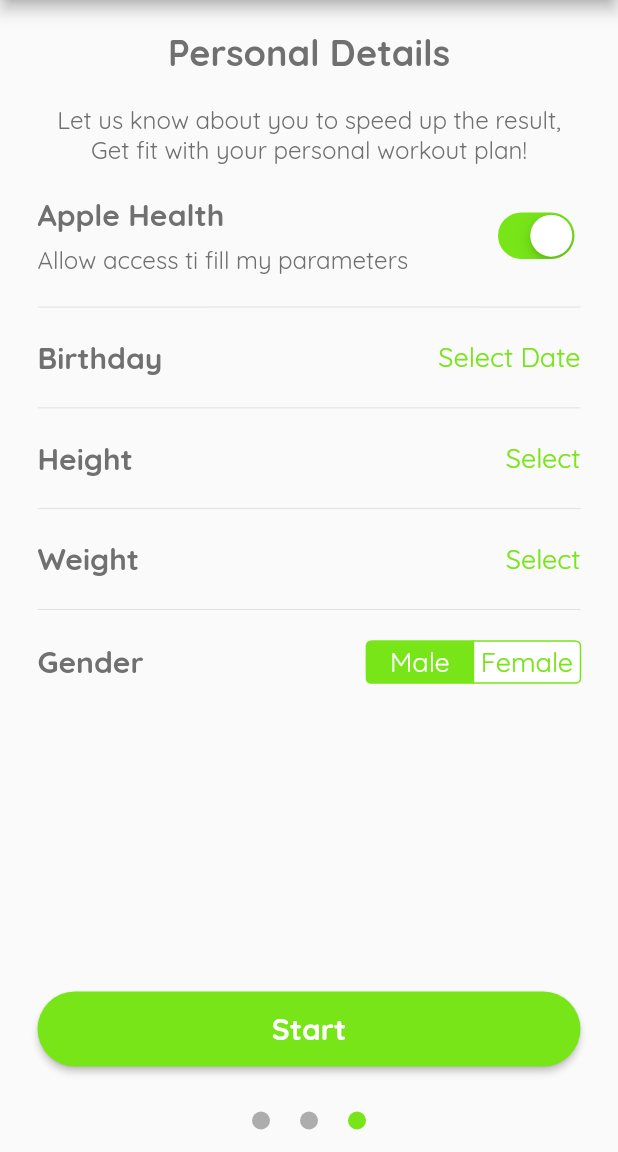
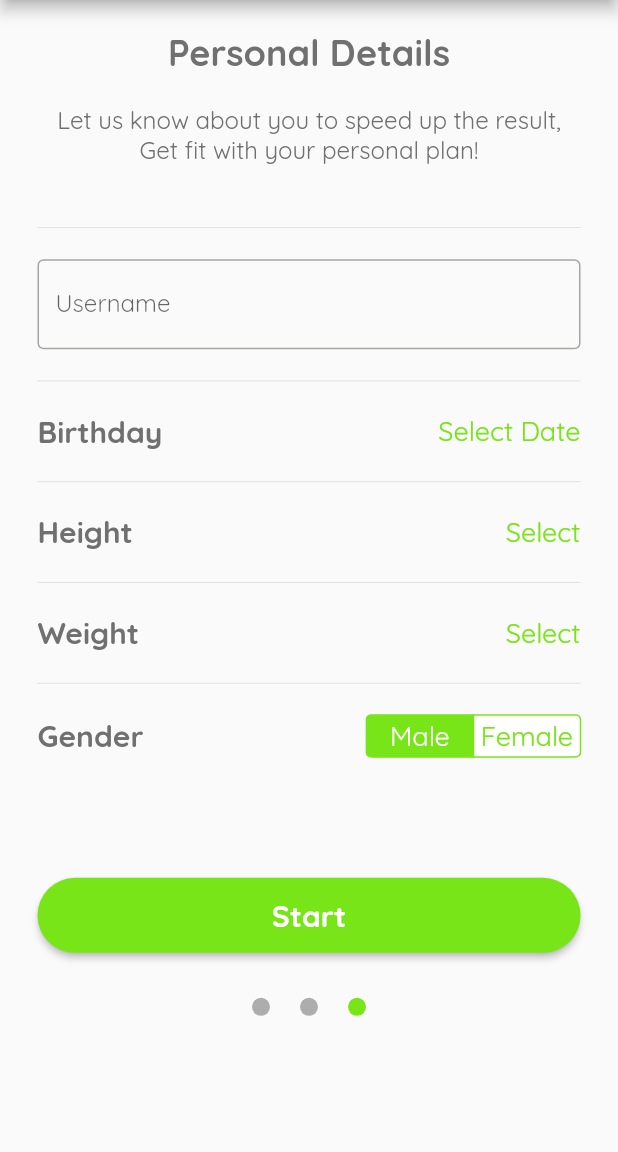
Before and after one commit to Human-Machine-Interaction/HMI-Frontend, a Flutter app: the Step2View screen opened directly, after a tap on "Next", on a phone screen of 412 x 824 dp, the part 84-1236 px from its top. Run offline on Flutter 3.47's test engine with Material 3 defaults, Android fonts, the phone set to English and light mode, and no system bars; our stand-ins replace carousel_slider, flutter_calendar_carousel, flutter_rating_bar, simple_circular_progress_bar.

Commit message:
done login

```diff
--- a/fitness/lib/main.dart
+++ b/fitness/lib/main.dart
@@ -1,4 +1,5 @@
 import 'package:flutter/material.dart';
+import 'package:workout_fitness/view/login/on_boarding_view.dart';
 // import 'package:workout_fitness/view/login/on_boarding_view.dart';
 import 'package:workout_fitness/view/menu/menu_view.dart';
 
@@ -23,7 +24,7 @@ class MyApp extends StatelessWidget {
         colorScheme: ColorScheme.fromSeed(seedColor: TColor.primary),
         useMaterial3: false,
       ),
-      home: const MenuView(),
+      home: const OnBoardingView(),
     );
   }
 }
--- a/fitness/lib/view/login/on_boarding_view.dart
+++ b/fitness/lib/view/login/on_boarding_view.dart
@@ -17,24 +17,25 @@ class _OnBoardingViewState extends State<OnBoardingView> {
 
   List pageArr = [
     {
-      "title": "Have a good health",
+      "title": "Recover Your Health",
       "subtitle":
-          "Being healthy is all, no health is nothing.\nSo why do not we",
+      "Health is invaluable.\nLet's move forward through recovery together.",
       "image": "assets/img/on_board_1.png",
     },
     {
-      "title": "Be stronger",
+      "title": "Build Your Strength",
       "subtitle":
-          "Take 30 minutes of bodybuilding every day\nto get physically fit and healthy.",
+      "Engage in gentle exercises daily to improve strength and endurance.",
       "image": "assets/img/on_board_2.png",
     },
     {
-      "title": "Have nice body",
+      "title": "Regain Confidence",
       "subtitle":
-          "Bad body shape, poor sleep, lack of strength,\nweight gain, weak bones, easily traumatized\n body, depressed, stressed, poor metabolism,\n poor resistance",
+      "A healthy body, restful sleep, improved resilience, and a positive mindset.",
       "image": "assets/img/on_board_3.png",
     }
   ];
+
 
   @override
   void initState() {
--- a/fitness/lib/view/login/step1_view.dart
+++ b/fitness/lib/view/login/step1_view.dart
@@ -46,7 +46,7 @@ class _Step1ViewState extends State<Step1View> {
           Padding(
             padding: const EdgeInsets.symmetric(vertical: 30),
             child: Text(
-              "Welcome to\nCapi Fitness Application",
+              "Welcome to\nFun Healing",
               textAlign:  TextAlign.center,
               style: TextStyle(
                   color: TColor.secondaryText,
@@ -56,7 +56,7 @@ class _Step1ViewState extends State<Step1View> {
           ),
 
            Text(
-            "Personalized workouts will help you\ngain strength, get in better shape and\nembrace a healthy lifestyle",
+            "Personalized recovery exercises will help you\nregain strength, improve mobility, and\nreturn to a healthy, active lifestyle.",
             textAlign: TextAlign.center,
             style: TextStyle(
                 color: TColor.secondaryText,
--- a/fitness/lib/view/login/step2_view.dart
+++ b/fitness/lib/view/login/step2_view.dart
@@ -45,7 +45,7 @@ class _Step2ViewState extends State<Step2View> {
               Padding(
                 padding: const EdgeInsets.symmetric(vertical: 20),
                 child: Text(
-                  "Select your fitness level",
+                  "Select Your Recovery Level",
                   textAlign: TextAlign.center,
                   style: TextStyle(
                       color: TColor.secondaryText,
@@ -54,8 +54,8 @@ class _Step2ViewState extends State<Step2View> {
                 ),
               ),
               FitnessLevelSelector(
-                title: "Beginer",
-                subtitle: "You are new to fitness training",
+                title: "Early Stage",
+                subtitle: "Starting with gentle movements for healing",
                 isSelect: selectIndex == 0,
                 onPressed: () {
                   setState(() {
@@ -64,8 +64,8 @@ class _Step2ViewState extends State<Step2View> {
                 },
               ),
               FitnessLevelSelector(
-                title: "Intermediate",
-                subtitle: "You have been training regularly",
+                title: "Progressing",
+                subtitle: "Increasing strength and mobility gradually",
                 isSelect: selectIndex == 1,
                 onPressed: () {
                   setState(() {
@@ -73,10 +73,9 @@ class _Step2ViewState extends State<Step2View> {
                   });
                 },
               ),
-
               FitnessLevelSelector(
-                title: "Advanced",
-                subtitle: "You're fit and ready for an intensive workout plan",
+                title: "Advanced Recovery",
+                subtitle: "Ready for more active rehabilitation exercises",
                 isSelect: selectIndex == 2,
                 onPressed: () {
                   setState(() {
@@ -84,8 +83,6 @@ class _Step2ViewState extends State<Step2View> {
                   });
                 },
               ),
-
-
               const Spacer(),
               Padding(
                 padding:
@@ -93,7 +90,10 @@ class _Step2ViewState extends State<Step2View> {
                 child: RoundButton(
                   title: "Next",
                   onPressed: () {
-                    Navigator.push(context, MaterialPageRoute(builder: (context) => const Step3View() ));
+                    Navigator.push(
+                        context,
+                        MaterialPageRoute(
+                            builder: (context) => const Step3View()));
                   },
                 ),
               ),
--- a/fitness/lib/view/login/step3_view.dart
+++ b/fitness/lib/view/login/step3_view.dart
@@ -19,6 +19,7 @@ class _Step3ViewState extends State<Step3View> {
   DateTime? selectDate;
   String? selectHeight;
   String? selectWeight;
+  String? userName;
   bool isMale = true;
 
   @override
@@ -36,16 +37,16 @@ class _Step3ViewState extends State<Step3View> {
             "assets/img/back.png",
             width: 25,
             height: 25,
-              )),
+          ),
+        ),
         title: Text(
           "Step 3 of 3",
           style: TextStyle(
-                color: TColor.primary,
-                fontSize: 20,
-                fontWeight: FontWeight.w700),
+              color: TColor.primary, fontSize: 20, fontWeight: FontWeight.w700),
         ),
       ),
       body: SafeArea(
+        child: SingleChildScrollView(
           child: Column(
             children: [
               Padding(
@@ -62,7 +63,7 @@ class _Step3ViewState extends State<Step3View> {
               Padding(
                 padding: const EdgeInsets.symmetric(horizontal: 25),
                 child: Text(
-                  "Let us know about you to speed up the result, Get fit with your personal workout plan!",
+                  "Let us know about you to speed up the result, Get fit with your personal plan!",
                   textAlign: TextAlign.center,
                   style: TextStyle(color: TColor.secondaryText, fontSize: 16),
                 ),
@@ -74,41 +75,27 @@ class _Step3ViewState extends State<Step3View> {
                 padding: const EdgeInsets.symmetric(horizontal: 25),
                 child: Column(
                   children: [
-                    Row(
-                      children: [
-                        Expanded(
-                          child: Column(
-                            crossAxisAlignment: CrossAxisAlignment.start,
-                            children: [
-                              Text(
-                                "Apple Health",
-                                style: TextStyle(
-                                    color: TColor.secondaryText,
-                                    fontSize: 20,
-                                    fontWeight: FontWeight.w700),
-                              ),
-                              const SizedBox(
-                                height: 8,
-                              ),
-                              Text(
-                                "Allow access ti fill my parameters",
-                                style: TextStyle(
-                                    color: TColor.secondaryText, fontSize: 16),
-                              ),
-                            ],
+                    SizedBox(height: media.width * 0.05),
+                    Divider(color: TColor.divider, height: 1),
+                    // Username input
+                    Padding(
+                      padding:
+                      EdgeInsets.symmetric(vertical: media.width * 0.05),
+                      child: TextField(
+                        decoration: InputDecoration(
+                          labelText: "Username",
+                          border: OutlineInputBorder(),
+                          focusedBorder: OutlineInputBorder(
+                            borderSide: BorderSide(color: TColor.primary),
                           ),
                         ),
-                        CupertinoSwitch(
-                            activeColor: TColor.primary,
-                            value: isAppleHealth,
-                            onChanged: (newVal) {
+                        onChanged: (value) {
                           setState(() {
-                                isAppleHealth = isAppleHealth;
+                            userName = value;
                           });
-                            })
-                      ],
+                        },
                       ),
-                    SizedBox(height: media.width * 0.05),
+                    ),
                     Divider(color: TColor.divider, height: 1),
                     SelectDateTime(
                       title: "Birthday",
@@ -121,21 +108,7 @@ class _Step3ViewState extends State<Step3View> {
                     ),
                     Divider(color: TColor.divider, height: 1),
                     SelectPicker(
-                      allVal: const [
-                        "160 cm",
-                        "161 cm",
-                        "162 cm",
-                        "163 cm",
-                        "164 cm",
-                        "165 cm",
-                        "166 cm",
-                        "167 cm",
-                        "168 cm",
-                        "169 cm",
-                        "170 cm",
-                        "171 cm",
-                        "172 cm"
-                      ],
+                      allVal: List.generate(31, (index) => "${150 + index} cm"),
                       selectVal: selectHeight,
                       title: "Height",
                       didChange: (newVal) {
@@ -146,17 +119,7 @@ class _Step3ViewState extends State<Step3View> {
                     ),
                     Divider(color: TColor.divider, height: 1),
                     SelectPicker(
-                      allVal: const [
-                        "50 kg",
-                        "51 Kg",
-                        "52 kg",
-                        "53 kg",
-                        "54 kg",
-                        "55 kg",
-                        "56 kg",
-                        "57 kg",
-                        "58 kg",
-                      ],
+                      allVal: List.generate(61, (index) => "${40 + index} kg"),
                       selectVal: selectWeight,
                       title: "Weight",
                       didChange: (newVal) {
@@ -179,37 +142,41 @@ class _Step3ViewState extends State<Step3View> {
                                 fontSize: 20,
                                 fontWeight: FontWeight.w700),
                           ),
-
                           CupertinoSegmentedControl(
                             groupValue: isMale,
                             selectedColor: TColor.primary,
                             unselectedColor: TColor.white,
                             borderColor: TColor.primary,
                             children: const {
-                                true: Text(" Male ",
-                                    style: TextStyle(fontSize: 18)),
-                                false: Text(" Female ",
-                                    style: TextStyle(fontSize: 18))
+                              true: Text(" Male ", style: TextStyle(fontSize: 18)),
+                              false: Text(" Female ", style: TextStyle(fontSize: 18))
                             },
                             onValueChanged: (isMaleVal) {
                               setState(() {
                                 isMale = isMaleVal;
                               });
-                              }, padding: EdgeInsets.zero, )
+                            },
+                            padding: EdgeInsets.zero,
+                          )
                         ],
                       ),
                     )
                   ],
                 ),
               ),
-              const Spacer(),
+              const SizedBox(height: 30),
               Padding(
-                padding:
-                    const EdgeInsets.symmetric(vertical: 30, horizontal: 25),
+                padding: const EdgeInsets.symmetric(vertical: 30, horizontal: 25),
                 child: RoundButton(
                   title: "Start",
                   onPressed: () {
-                    Navigator.pushAndRemoveUntil(context, MaterialPageRoute(builder: (context) => const MenuView() ) , (route) => false);
+                    Navigator.pushAndRemoveUntil(
+                      context,
+                      MaterialPageRoute(
+                        builder: (context) => const MenuView(),
+                      ),
+                          (route) => false,
+                    );
                   },
                 ),
               ),
@@ -224,15 +191,16 @@ class _Step3ViewState extends State<Step3View> {
                       color: 3 == pObj
                           ? TColor.primary
                           : TColor.gray.withOpacity(0.7),
-                        borderRadius: BorderRadius.circular(6)),
+                      borderRadius: BorderRadius.circular(6),
+                    ),
                   );
                 }).toList(),
               ),
-              const SizedBox(
-                height: 15,
-              )
+              const SizedBox(height: 15),
             ],
           ),
-        ));
+        ),
+      ),
+    );
   }
 }
--- a/fitness/lib/view/menu/menu_view.dart
+++ b/fitness/lib/view/menu/menu_view.dart
@@ -61,24 +61,12 @@ class _MenuViewState extends State<MenuView> {
 
   List menuArr = [
     {"name": "Home", "image": "assets/img/menu_home.png", "tag": "1"},
-    {"name": "Weight", "image": "assets/img/menu_weight.png", "tag": "2"},
-    {
-      "name": "Traning plan",
-      "image": "assets/img/menu_traning_plan.png",
-      "tag": "3"
-    },
-    {
-      "name": "Training Status",
-      "image": "assets/img/menu_traning_status.png",
-      "tag": "4"
-    },
     {"name": "Meal Plan", "image": "assets/img/menu_meal_plan.png", "tag": "5"},
     {"name": "Schedule", "image": "assets/img/menu_schedule.png", "tag": "6"},
     {"name": "Running", "image": "assets/img/menu_running.png", "tag": "7"},
     {"name": "Exercises", "image": "assets/img/menu_exercises.png", "tag": "8"},
     {"name": "Tips", "image": "assets/img/menu_tips.png", "tag": "9"},
     {"name": "Settings", "image": "assets/img/menu_settings.png", "tag": "10"},
-    // {"name": "Support", "image": "assets/img/menu_support.png", "tag": "11"},
   ];
 
   @override
```
Also changed, not shown: fitness/assets/img/on_board_1.png, fitness/assets/img/on_board_2.png, fitness/assets/img/on_board_3.png, fitness/assets/img/step_1.png. Lines whose indentation alone changed are shown as unchanged.
